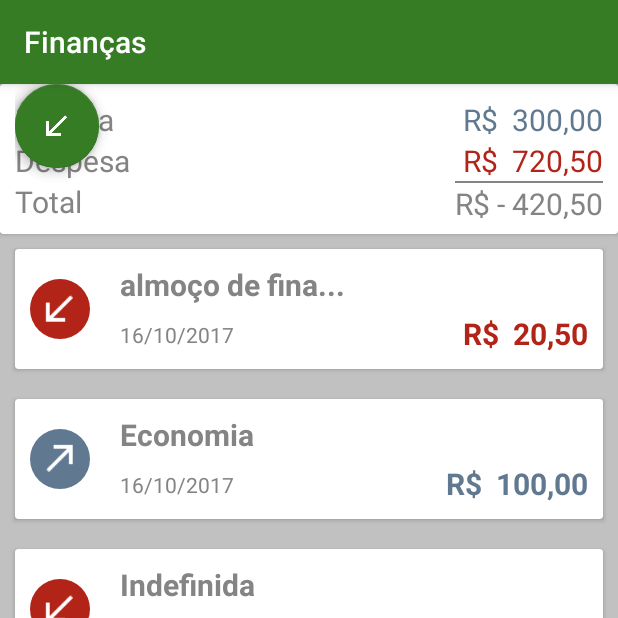
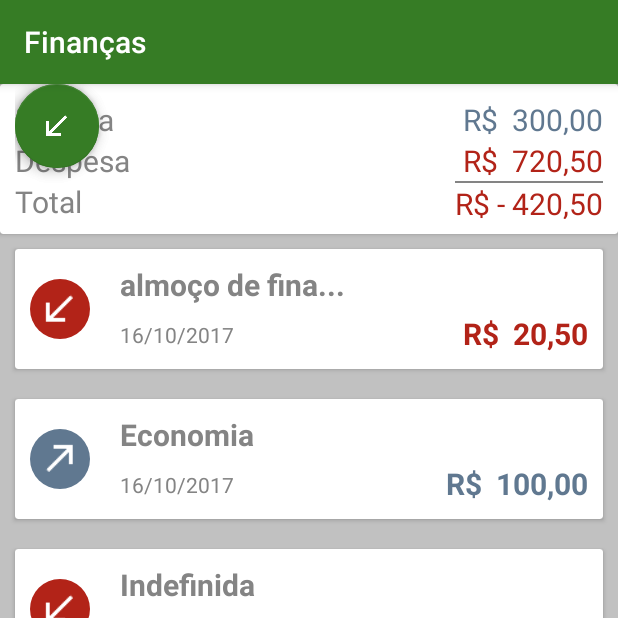
Before and after one commit to alura-cursos/financas-kotlin-parte2, an Android app: the screen it shows after launch (ListaTransacoesActivity), on a phone screen of 412 x 824 dp, the top half of it. Run offline under Robolectric (Android 15) with nearby library versions, the phone set to English and light mode, and no system bars; plain views replace FloatingActionButton, FloatingActionMenu.

Commit message:
video 2.2

```diff
--- a/app/src/main/java/br/com/alura/financask/ui/ResumoView.kt
+++ b/app/src/main/java/br/com/alura/financask/ui/ResumoView.kt
@@ -34,6 +34,13 @@ class ResumoView(private val context: Context,
 
     fun adicionaTotal(){
         val total = resumo.total()
+        if (total.compareTo(BigDecimal.ZERO) >= 0){
+            view.resumo_card_total
+                    .setTextColor(ContextCompat.getColor(context, R.color.receita))
+        } else {
+            view.resumo_card_total
+                    .setTextColor(ContextCompat.getColor(context, R.color.despesa))
+        }
         view.resumo_card_total.text = total
                 .formataParaBrasileiro()
     }
```
